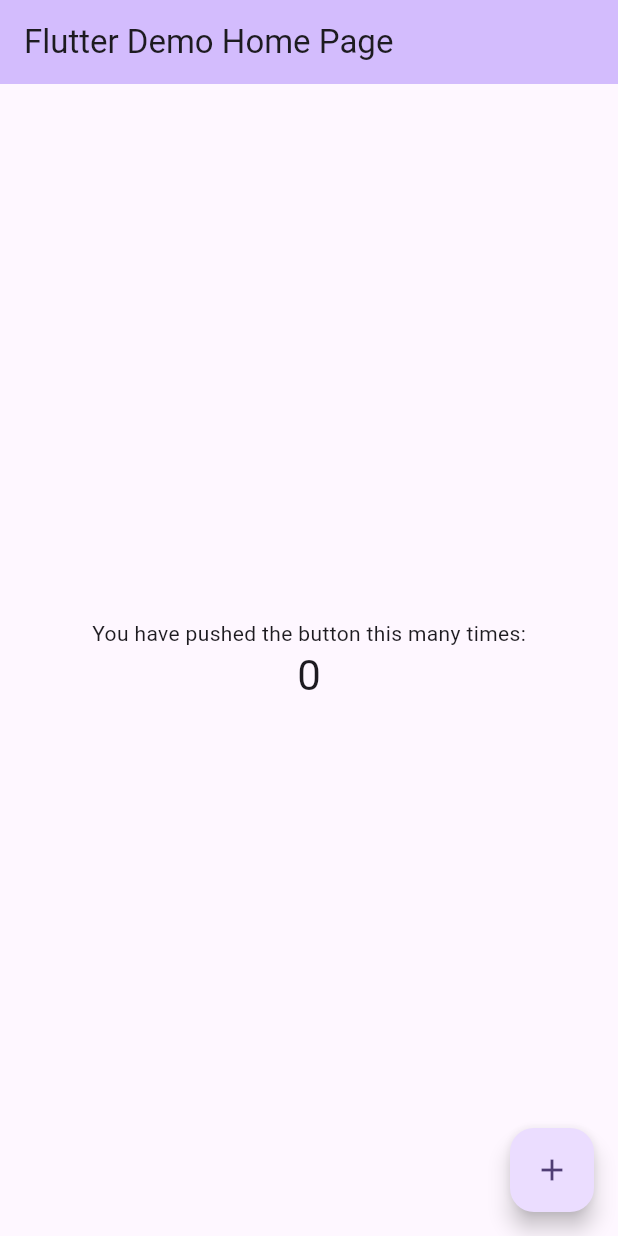
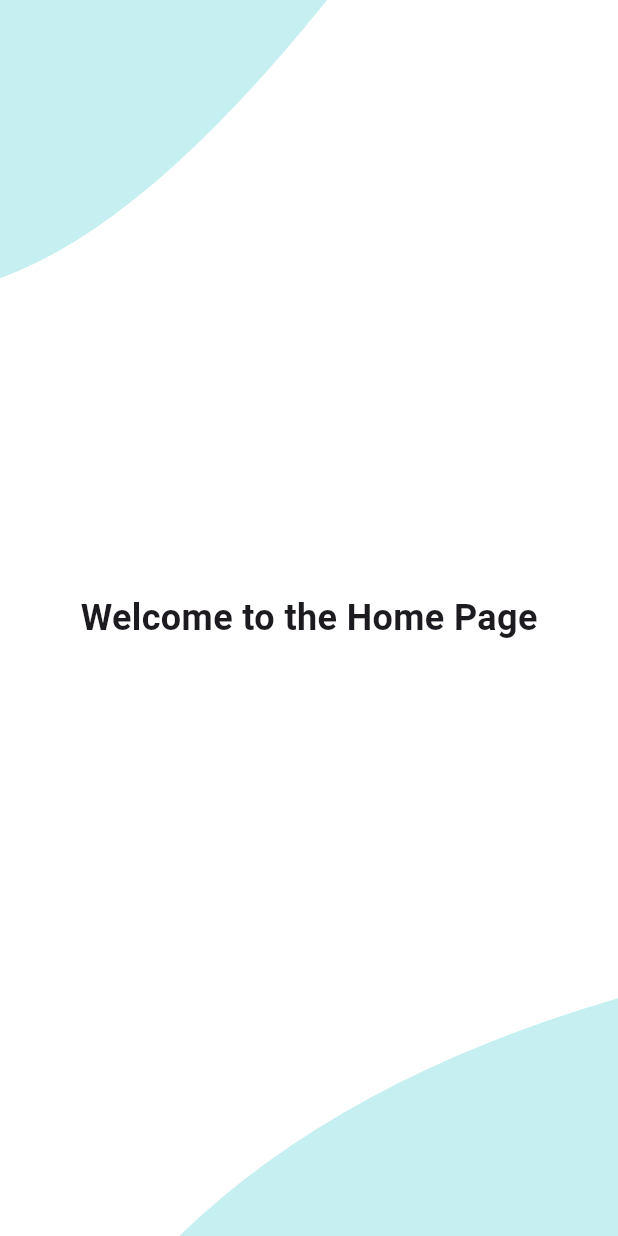
Before and after one commit to Ecell23/Travel-App-Frontend, a Flutter app: the screen it shows after launch, on a phone screen of 412 x 824 dp. Run offline on Flutter 3.47's test engine with Material 3 defaults, Android fonts, the phone set to English and light mode, and no system bars.

Commit message:
custom background implementted

```diff
--- /dev/null
+++ b/lib/Pages/homepage/home_page.dart
@@ -0,0 +1,17 @@
+import 'package:flutter/material.dart';
+import 'package:travel_app/utils/widgets/custom_background/custom_background.dart';
+
+
+class HomePage extends StatelessWidget {
+  @override
+  Widget build(BuildContext context) {
+    return CustomBackground(
+      child: Center(
+        child: Text(
+          'Welcome to the Home Page',
+          style: TextStyle(fontSize: 24, fontWeight: FontWeight.bold),
+        ),
+      ),
+    );
+  }
+}
--- /dev/null
+++ b/lib/Pages/homepage/utils/widgets/custom_background/custom_background.dart
@@ -0,0 +1 @@
+// TODO Implement this library.
--- a/lib/main.dart
+++ b/lib/main.dart
@@ -1,125 +1,18 @@
 import 'package:flutter/material.dart';
-
+import 'package:travel_app/Pages/homepage/home_page.dart';
 void main() {
-  runApp(const MyApp());
+  runApp(MyApp());
 }
 
 class MyApp extends StatelessWidget {
-  const MyApp({super.key});
-
-  // This widget is the root of your application.
   @override
   Widget build(BuildContext context) {
     return MaterialApp(
-      title: 'Flutter Demo',
+      title: 'Flutter App',
       theme: ThemeData(
-        // This is the theme of your application.
-        //
-        // TRY THIS: Try running your application with "flutter run". You'll see
-        // the application has a purple toolbar. Then, without quitting the app,
-        // try changing the seedColor in the colorScheme below to Colors.green
-        // and then invoke "hot reload" (save your changes or press the "hot
-        // reload" button in a Flutter-supported IDE, or press "r" if you used
-        // the command line to start the app).
-        //
-        // Notice that the counter didn't reset back to zero; the application
-        // state is not lost during the reload. To reset the state, use hot
-        // restart instead.
-        //
-        // This works for code too, not just values: Most code changes can be
-        // tested with just a hot reload.
-        colorScheme: ColorScheme.fromSeed(seedColor: Colors.deepPurple),
-        useMaterial3: true,
+        primarySwatch: Colors.blue,
       ),
-      home: const MyHomePage(title: 'Flutter Demo Home Page'),
+      home: HomePage(), // Set your custom HomePage here
     );
   }
 }
-
-class MyHomePage extends StatefulWidget {
-  const MyHomePage({super.key, required this.title});
-
-  // This widget is the home page of your application. It is stateful, meaning
-  // that it has a State object (defined below) that contains fields that affect
-  // how it looks.
-
-  // This class is the configuration for the state. It holds the values (in this
-  // case the title) provided by the parent (in this case the App widget) and
-  // used by the build method of the State. Fields in a Widget subclass are
-  // always marked "final".
-
-  final String title;
-
-  @override
-  State<MyHomePage> createState() => _MyHomePageState();
-}
-
-class _MyHomePageState extends State<MyHomePage> {
-  int _counter = 0;
-
-  void _incrementCounter() {
-    setState(() {
-      // This call to setState tells the Flutter framework that something has
-      // changed in this State, which causes it to rerun the build method below
-      // so that the display can reflect the updated values. If we changed
-      // _counter without calling setState(), then the build method would not be
-      // called again, and so nothing would appear to happen.
-      _counter++;
-    });
-  }
-
-  @override
-  Widget build(BuildContext context) {
-    // This method is rerun every time setState is called, for instance as done
-    // by the _incrementCounter method above.
-    //
-    // The Flutter framework has been optimized to make rerunning build methods
-    // fast, so that you can just rebuild anything that needs updating rather
-    // than having to individually change instances of widgets.
-    return Scaffold(
-      appBar: AppBar(
-        // TRY THIS: Try changing the color here to a specific color (to
-        // Colors.amber, perhaps?) and trigger a hot reload to see the AppBar
-        // change color while the other colors stay the same.
-        backgroundColor: Theme.of(context).colorScheme.inversePrimary,
-        // Here we take the value from the MyHomePage object that was created by
-        // the App.build method, and use it to set our appbar title.
-        title: Text(widget.title),
-      ),
-      body: Center(
-        // Center is a layout widget. It takes a single child and positions it
-        // in the middle of the parent.
-        child: Column(
-          // Column is also a layout widget. It takes a list of children and
-          // arranges them vertically. By default, it sizes itself to fit its
-          // children horizontally, and tries to be as tall as its parent.
-          //
-          // Column has various properties to control how it sizes itself and
-          // how it positions its children. Here we use mainAxisAlignment to
-          // center the children vertically; the main axis here is the vertical
-          // axis because Columns are vertical (the cross axis would be
-          // horizontal).
-          //
-          // TRY THIS: Invoke "debug painting" (choose the "Toggle Debug Paint"
-          // action in the IDE, or press "p" in the console), to see the
-          // wireframe for each widget.
-          mainAxisAlignment: MainAxisAlignment.center,
-          children: <Widget>[
-            const Text(
-              'You have pushed the button this many times:',
-            ),
-            Text(
-              '$_counter',
-              style: Theme.of(context).textTheme.headlineMedium,
-            ),
-          ],
-        ),
-      ),
-      floatingActionButton: FloatingActionButton(
-        onPressed: _incrementCounter,
-        tooltip: 'Increment',
-        child: const Icon(Icons.add),
-      ), // This trailing comma makes auto-formatting nicer for build methods.
-    );
-  }
-}
--- /dev/null
+++ b/lib/utils/widgets/custom_background/custom_background.dart
@@ -0,0 +1,86 @@
+import 'package:flutter/material.dart';
+
+class CustomBackground extends StatelessWidget {
+  final Widget child; // The content that will be displayed inside the custom background
+
+  const CustomBackground({required this.child});
+
+  @override
+  Widget build(BuildContext context) {
+    final screenWidth = MediaQuery.of(context).size.width;
+    final screenHeight = MediaQuery.of(context).size.height;
+
+    return Scaffold(
+      body: Stack(
+        children: [
+          // White background
+          Container(
+            color: Colors.white,
+            width: screenWidth,
+            height: screenHeight,
+          ),
+          // Top Ellipse with the adjusted layout and opacity using custom Path
+          Positioned(
+            left: -370.12, // Original left position
+            top: -216,    // Original top position
+            child: Transform.rotate(
+              angle: -185 * (3.14159 / 180), // -143 degrees rotation
+              child: ClipPath(
+                clipper: SteepEllipseClipper(),
+                child: Container(
+                  width: screenWidth * 1.5,  // Adjusted width for better visibility
+                  height: screenHeight * 0.5, // Adjusted height for better visibility
+                  color: Color.fromRGBO(24, 192, 193, 0.25), // rgba(24, 192, 193, 0.25)
+                ),
+              ),
+            ),
+          ),
+          // Bottom Ellipse with adjusted layout and opacity using custom Path
+          Positioned(
+            left: 0.3,  // Original left position
+            top: 700,   // Original top position
+            child: Transform.rotate(
+              angle: 165 * (3.14159 / 180), // -143 degrees rotation
+              child: ClipPath(
+                clipper: SteepEllipseClipper(),
+                child: Container(
+                  width: screenWidth * 1.5,  // Adjusted width for better visibility
+                  height: screenHeight * 0.5, // Adjusted height for better visibility
+                  color: Color.fromRGBO(24, 192, 193, 0.25), // rgba(24, 192, 193, 0.25)
+                ),
+              ),
+            ),
+          ),
+          // Child content (the page content you pass to this background)
+          Padding(
+            padding: const EdgeInsets.all(20.0),
+            child: child,
+          ),
+        ],
+      ),
+    );
+  }
+}
+
+// Custom Clipper to create a steep ellipse
+class SteepEllipseClipper extends CustomClipper<Path> {
+  @override
+  Path getClip(Size size) {
+    Path path = Path();
+
+    // Steep ellipse with straight edges on top and bottom
+    path.moveTo(0, size.height * 0.5); // Start at the middle of the left edge
+    path.quadraticBezierTo(size.width * 0.3, 0, size.width * 0.5, 0); // Top curve
+    path.quadraticBezierTo(size.width * 0.6, 0, size.width, size.height * 0.5); // Right curve
+    path.quadraticBezierTo(size.width * 0.75, size.height, size.width * 0.2, size.height); // Bottom curve
+    path.quadraticBezierTo(size.width * 0.25, size.height, 0, size.height * 0.5); // Left curve back to start
+
+    path.close();
+    return path;
+  }
+
+  @override
+  bool shouldReclip(CustomClipper<Path> oldClipper) {
+    return false;
+  }
+}
```
